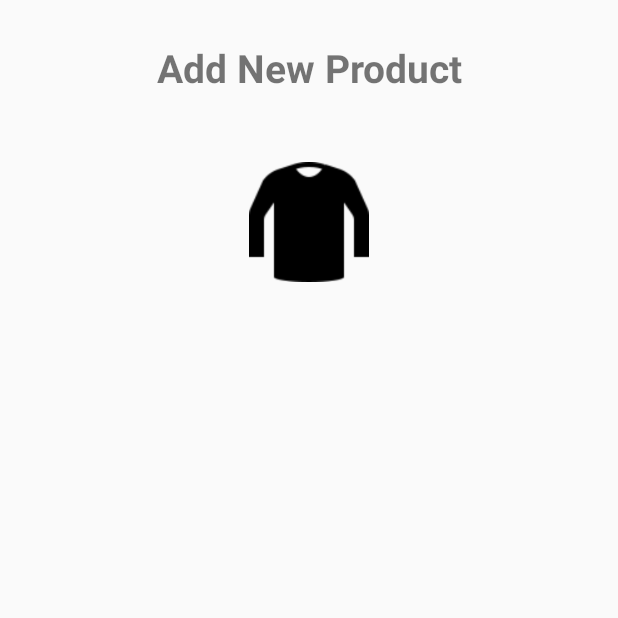
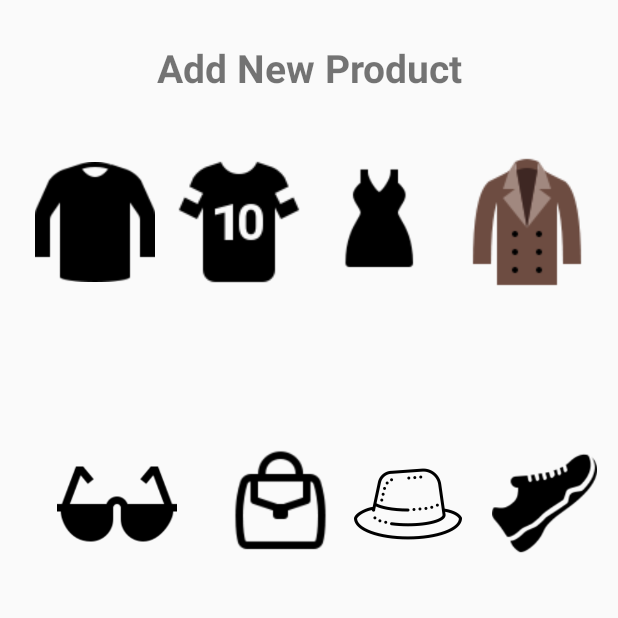
Before and after one commit to sirtomi12/eCommerceApp, an Android app: the AdminCategoryActivity screen opened directly, with no data from a screen before it, on a phone screen of 412 x 824 dp, the top half of it. Run offline under Robolectric (Android 15) with nearby library versions, the phone set to English and light mode, and no system bars.

```diff
--- a/app/src/main/res/layout/activity_admin_category.xml
+++ b/app/src/main/res/layout/activity_admin_category.xml
@@ -13,29 +13,86 @@
         android:layout_alignParentTop="true"
         android:layout_centerHorizontal="true"
         android:layout_marginTop="27dp"
+        android:layout_marginBottom="30dp"
         android:text="Add New Product"
         android:textAlignment="center"
         android:textSize="26sp"
         android:textStyle="bold"
         />
 
+
     <LinearLayout
         android:id="@+id/linear1_category_layout"
         android:layout_width="match_parent"
         android:layout_height="wrap_content"
-        android:layout_below="@+id/slogan_category"
-        android:orientation="horizontal"
-        android:layout_centerHorizontal="true"
+        android:layout_below="@+id/linear_layout_1"
+        android:layout_alignParentStart="true"
+        android:layout_marginStart="3dp"
+        android:layout_marginTop="100dp"
         android:gravity="center"
-        android:layout_marginTop="45dp">
+        android:orientation="horizontal">
 
-      <ImageView
-          android:layout_width="wrap_content"
-          android:layout_height="80dp"
-          android:src="@drawable/tshirts"
-          />
+        <ImageView
+            android:id="@+id/t_shirts"
+            android:layout_width="wrap_content"
+            android:layout_height="80dp"
+            android:src="@drawable/tshirts" />
 
-        </LinearLayout>
+        <ImageView
+            android:id="@+id/sports_t_shirts"
+            android:layout_width="wrap_content"
+            android:layout_height="wrap_content"
+            android:src="@drawable/sports" />
+
+        <ImageView
+            android:id="@+id/female_dresses"
+            android:layout_width="wrap_content"
+            android:layout_height="80dp"
+            android:src="@drawable/female_dresses" />
+
+        <ImageView
+            android:id="@+id/sweathers"
+            android:layout_width="wrap_content"
+            android:layout_height="wrap_content"
+            android:src="@drawable/sweather" />
+
+    </LinearLayout>
+    <LinearLayout
+        android:id="@+id/linear2_category_layout"
+        android:layout_width="match_parent"
+        android:layout_height="wrap_content"
+        android:layout_below="@+id/linear1_category_layout"
+        android:layout_alignParentStart="true"
+        android:layout_marginTop="100dp"
+        android:gravity="center"
+        android:orientation="horizontal">
+
+        <ImageView
+            android:id="@+id/glasses"
+            android:layout_width="wrap_content"
+            android:layout_height="80dp"
+            android:src="@drawable/glasses" />
+
+        <ImageView
+            android:id="@+id/purses_bags_wallet"
+            android:layout_width="90dp"
+            android:layout_height="80dp"
+            android:src="@drawable/purses_bags" />
+
+        <ImageView
+            android:id="@+id/hats_caps"
+            android:layout_width="80dp"
+            android:layout_height="80dp"
+            android:src="@drawable/hats" />
+
+        <ImageView
+            android:id="@+id/shoes"
+            android:layout_width="70dp"
+            android:layout_height="80dp"
+            android:layout_marginStart="16dp"
+            android:src="@drawable/shoess" />
+
+    </LinearLayout>
 
 
 </RelativeLayout>
```
